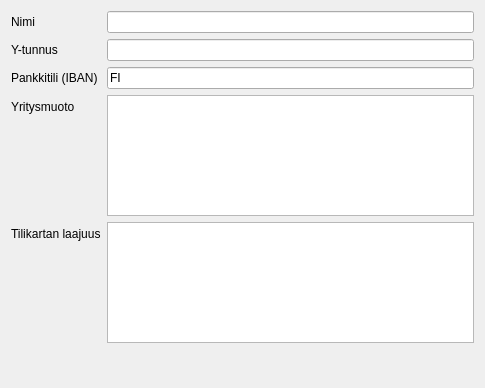
Before: the Qt Designer form kitupiikki/uusikirjanpito/uusitiedot.ui in artoh/kitupiikki, drawn with Qt 5.
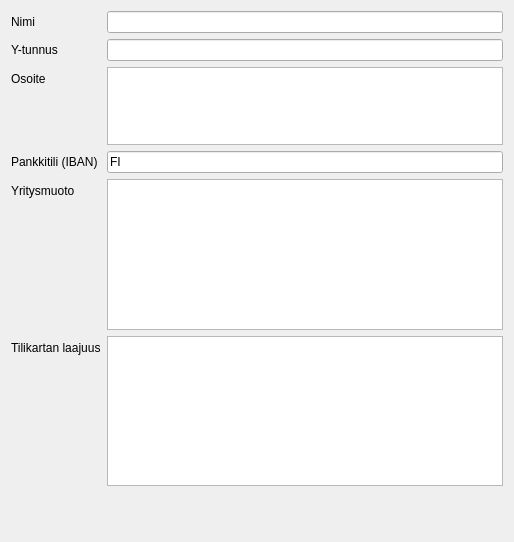
After: the same form once the commit is applied.

```diff
--- a/kitupiikki/uusikirjanpito/uusitiedot.ui
+++ b/kitupiikki/uusikirjanpito/uusitiedot.ui
@@ -6,17 +6,15 @@
    <rect>
     <x>0</x>
     <y>0</y>
-    <width>485</width>
-    <height>388</height>
+    <width>514</width>
+    <height>542</height>
    </rect>
   </property>
   <property name="windowTitle">
    <string>Form</string>
   </property>
-  <layout class="QVBoxLayout" name="verticalLayout">
-   <item>
     <layout class="QFormLayout" name="formLayout">
-     <item row="0" column="0">
+   <item row="1" column="0">
       <widget class="QLabel" name="label">
        <property name="text">
         <string>Nimi</string>
@@ -26,23 +24,33 @@
        </property>
       </widget>
      </item>
-     <item row="0" column="1">
-      <widget class="QLineEdit" name="nimiEdit"/>
-     </item>
-     <item row="1" column="0">
-      <widget class="QLabel" name="label_2">
-       <property name="text">
-        <string>Y-tunnus</string>
-       </property>
-       <property name="buddy">
-        <cstring>ytunnusEdit</cstring>
-       </property>
-      </widget>
-     </item>
      <item row="1" column="1">
-      <widget class="QLineEdit" name="ytunnusEdit"/>
-     </item>
-     <item row="2" column="0">
+    <widget class="QLineEdit" name="nimiEdit"/>
+   </item>
+   <item row="4" column="0">
+    <widget class="QLabel" name="label_5">
+     <property name="text">
+      <string>Osoite</string>
+     </property>
+     <property name="buddy">
+      <cstring>osoiteEdit</cstring>
+     </property>
+    </widget>
+   </item>
+   <item row="4" column="1">
+    <widget class="QPlainTextEdit" name="osoiteEdit">
+     <property name="maximumSize">
+      <size>
+       <width>16777215</width>
+       <height>120</height>
+      </size>
+     </property>
+     <property name="tabChangesFocus">
+      <bool>true</bool>
+     </property>
+    </widget>
+   </item>
+   <item row="5" column="0">
       <widget class="QLabel" name="label_3">
        <property name="text">
         <string>Pankkitili (IBAN)</string>
@@ -52,36 +60,40 @@
        </property>
       </widget>
      </item>
-     <item row="2" column="1">
+   <item row="5" column="1">
       <widget class="QLineEdit" name="tiliLine">
        <property name="text">
         <string>FI</string>
        </property>
       </widget>
      </item>
-     <item row="3" column="0">
+   <item row="6" column="0">
       <widget class="QLabel" name="muotoLabel">
        <property name="text">
         <string>Yritysmuoto</string>
        </property>
-      </widget>
-     </item>
-     <item row="3" column="1">
+     <property name="buddy">
+      <cstring>muotoList</cstring>
+     </property>
+    </widget>
+   </item>
+   <item row="6" column="1">
       <widget class="QListWidget" name="muotoList"/>
      </item>
-     <item row="4" column="1">
-      <widget class="QListWidget" name="laajuusList"/>
-     </item>
-     <item row="4" column="0">
+   <item row="7" column="0">
       <widget class="QLabel" name="label_4">
        <property name="text">
         <string>Tilikartan laajuus</string>
        </property>
-      </widget>
-     </item>
-    </layout>
+     <property name="buddy">
+      <cstring>laajuusList</cstring>
+     </property>
+    </widget>
+   </item>
+   <item row="7" column="1">
+    <widget class="QListWidget" name="laajuusList"/>
    </item>
-   <item>
+   <item row="8" column="0">
     <spacer name="verticalSpacer">
      <property name="orientation">
       <enum>Qt::Vertical</enum>
@@ -89,11 +101,24 @@
      <property name="sizeHint" stdset="0">
       <size>
        <width>20</width>
-       <height>175</height>
+       <height>80</height>
       </size>
      </property>
     </spacer>
    </item>
+   <item row="2" column="0">
+    <widget class="QLabel" name="label_2">
+     <property name="text">
+      <string>Y-tunnus</string>
+     </property>
+     <property name="buddy">
+      <cstring>ytunnusEdit</cstring>
+     </property>
+    </widget>
+   </item>
+   <item row="2" column="1">
+    <widget class="QLineEdit" name="ytunnusEdit"/>
+   </item>
   </layout>
  </widget>
  <resources/>
```
Left out of the diff: 8 changed lines with no effect on the pictures. Lines whose indentation alone changed are shown as unchanged.
